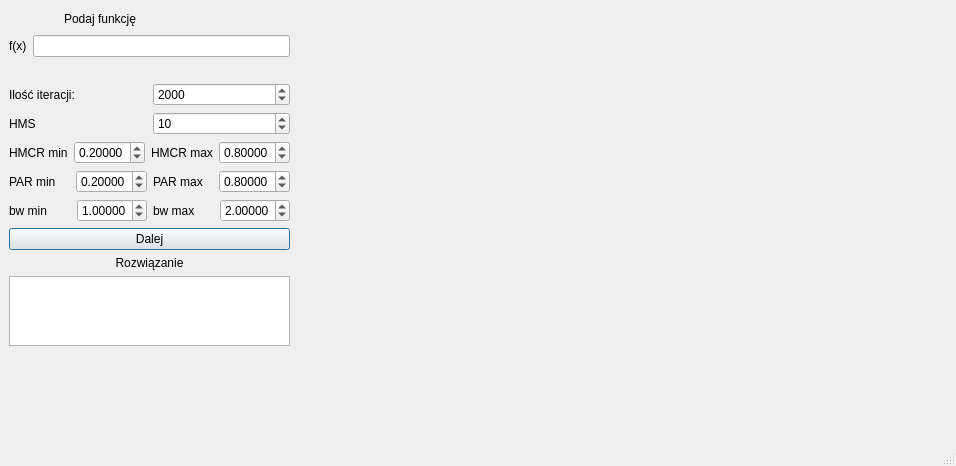
Before: the Qt Designer form FinalApp/ui/mainWindow.ui in albertlis/Improved-Harmony-Search-Algorithm, drawn with Qt 5.
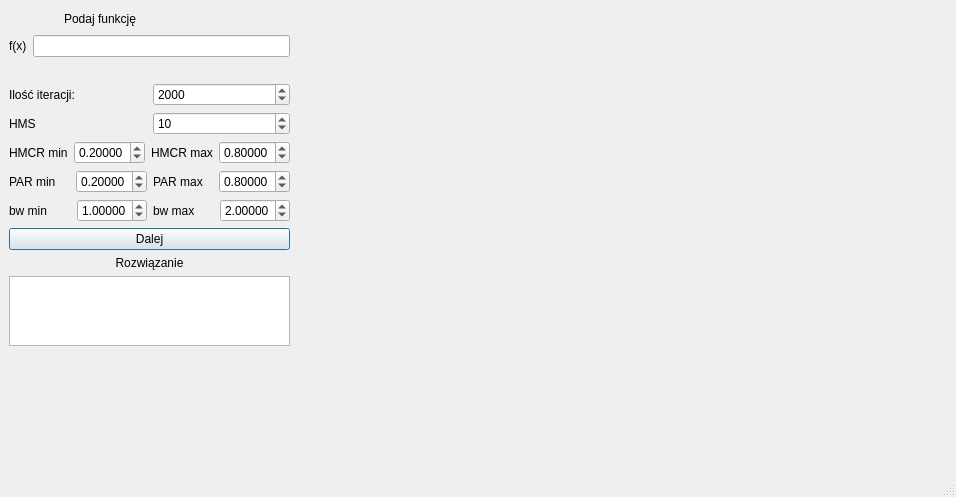
After: the same form once the commit is applied. Custom widgets are drawn as their Qt base class.

Commit message: Remove menu bar

Patch:
```diff
--- a/FinalApp/ui/mainWindow.ui
+++ b/FinalApp/ui/mainWindow.ui
@@ -7,7 +7,7 @@
     <x>0</x>
     <y>0</y>
     <width>956</width>
-    <height>466</height>
+    <height>497</height>
    </rect>
   </property>
   <property name="windowTitle">
```
Left out of the diff: 10 changed lines with no effect on the pictures. The commit also changes 2 other files.
